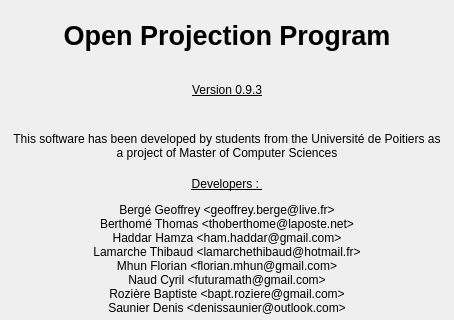
The window that src/aboutdialog.ui (cinemaouvert/OPP) describes before a commit, drawn with Qt 5; both pictures show x 0 to 454 and y 0 to 320 of the 454 by 478 pixel window.
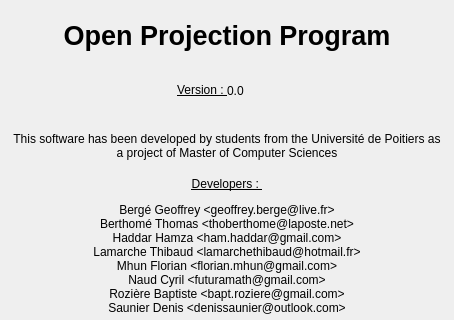
The same window after the commit. Icons and pictures are not drawn.

Patch:
```diff
--- a/src/aboutdialog.ui
+++ b/src/aboutdialog.ui
@@ -28,14 +28,31 @@
     </widget>
    </item>
    <item>
+    <layout class="QHBoxLayout" name="horizontalLayout_2">
+     <property name="spacing">
+      <number>0</number>
+     </property>
+     <property name="topMargin">
+      <number>0</number>
+     </property>
+     <item>
     <widget class="QLabel" name="label_version">
      <property name="text">
-      <string>&lt;html&gt;&lt;head/&gt;&lt;body&gt;&lt;p&gt;&lt;span style=&quot; text-decoration: underline;&quot;&gt;Version 0.9.3&lt;/span&gt;&lt;/p&gt;&lt;/body&gt;&lt;/html&gt;</string>
+        <string>&lt;html&gt;&lt;head/&gt;&lt;body&gt;&lt;p&gt;&lt;span style=&quot; text-decoration: underline;&quot;&gt;Version : &lt;/span&gt;&lt;/p&gt;&lt;/body&gt;&lt;/html&gt;</string>
      </property>
      <property name="alignment">
-      <set>Qt::AlignCenter</set>
-     </property>
-    </widget>
+        <set>Qt::AlignRight|Qt::AlignTrailing|Qt::AlignVCenter</set>
+       </property>
+      </widget>
+     </item>
+     <item>
+      <widget class="QLabel" name="label_num">
+       <property name="text">
+        <string>0.0</string>
+       </property>
+      </widget>
+     </item>
+    </layout>
    </item>
    <item>
     <widget class="QLabel" name="label_description">
```
Lines whose indentation alone changed are shown as unchanged.
